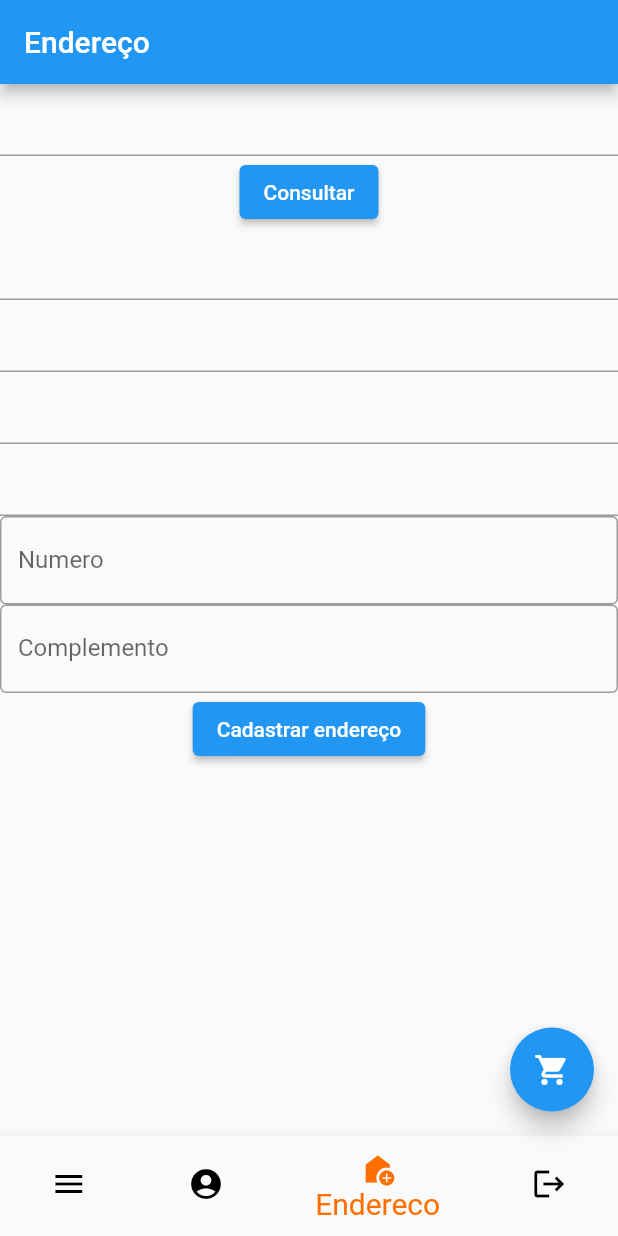
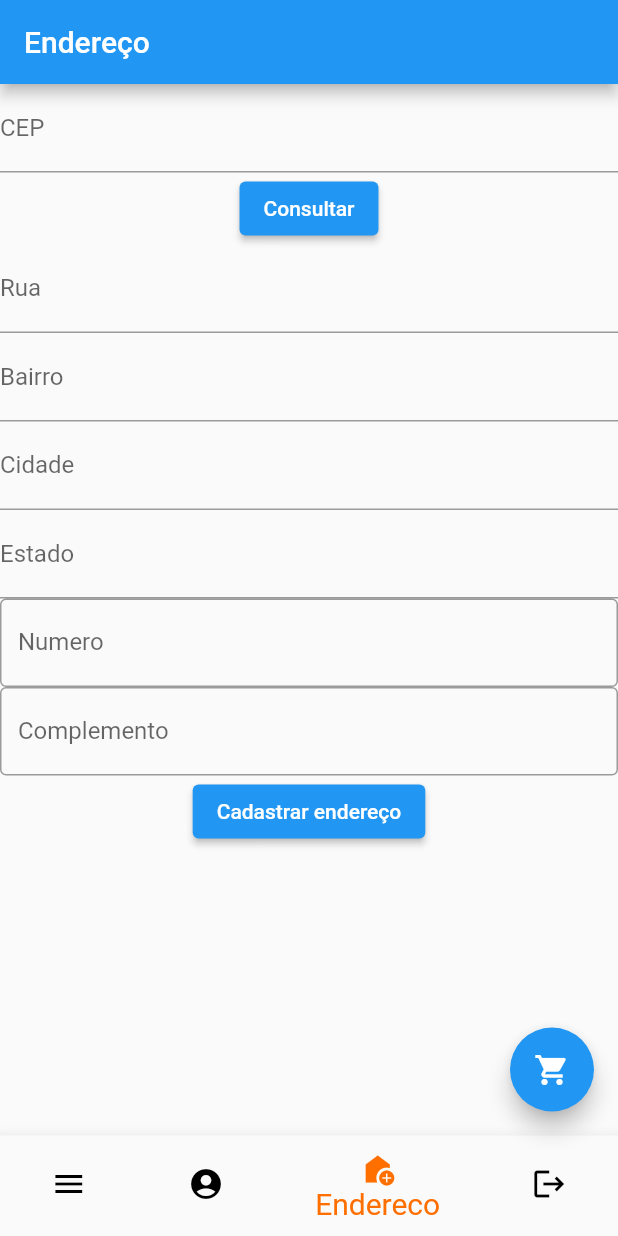
Before and after one commit to Mokoroto/japas_food, a Flutter app: the MenuView screen opened by its route, item 3 of the bottom bar chosen, on a phone screen of 412 x 824 dp. Run offline on Flutter 3.47's test engine with Material 2 defaults, Android fonts, the phone set to English and light mode, and no system bars; our stand-ins replace cloud_firestore, firebase_auth, firebase_core; accounts and stored records are empty.

Commit message:
Co-authored-by: Rafael Alves <HellDonXXl@users.noreply.github.com>

```diff
--- a/lib/View/cadastro_cep.view.dart
+++ b/lib/View/cadastro_cep.view.dart
@@ -58,6 +58,7 @@ class _CepViewState extends State<CepView> {
       children: [
         TextField(
             controller: txtController,
+            decoration: InputDecoration(labelText: 'CEP'),
           ),
           ElevatedButton(
             onPressed: consulta,
@@ -69,15 +70,20 @@ class _CepViewState extends State<CepView> {
             children: [
               TextField(
                 controller: txtLogradouroController,
+                decoration: InputDecoration(labelText: 'Rua'),
+
               ),
               TextField(
                 controller: txtBairroController,
+                decoration: InputDecoration(labelText: 'Bairro'),
               ),
               TextField(
                 controller: txtCidadeController,
+                decoration: InputDecoration(labelText: 'Cidade'),
               ),
               TextField(
                 controller: txtEstadoController,
+                decoration: InputDecoration(labelText: 'Estado'),
               ),
               TextField(
                 keyboardType: TextInputType.number,
```
